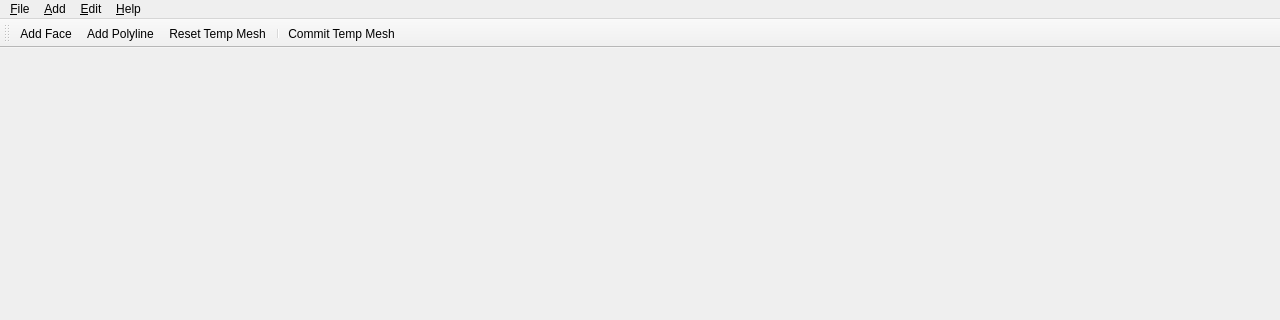
This is Application/QtFrontend/MainWindow.ui in tobyc11/Nome3 as Qt 5 draws it before an edit; both pictures show x 0 to 1280 and y 0 to 320 of the 1280 by 720 pixel window. The edited form follows.
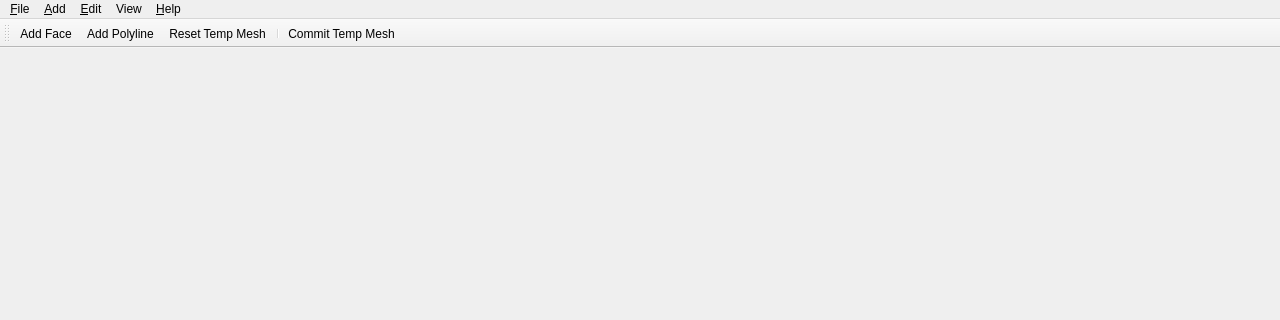
This is the edited form.

Commit message: Add Scene Tree View

Diff of the .ui file:
```diff
--- a/Application/QtFrontend/MainWindow.ui
+++ b/Application/QtFrontend/MainWindow.ui
@@ -55,9 +55,15 @@
     <addaction name="actionResetTempMesh"/>
     <addaction name="actionCommitTempMesh"/>
    </widget>
+   <widget class="QMenu" name="menuView">
+    <property name="title">
+     <string>View</string>
+    </property>
+   </widget>
    <addaction name="menuFile"/>
    <addaction name="menuAdd"/>
    <addaction name="menuEdit"/>
+   <addaction name="menuView"/>
    <addaction name="menuHelp"/>
   </widget>
   <widget class="QStatusBar" name="statusbar"/>
```
Lines whose indentation alone changed are shown as unchanged. The commit also changes 5 other files.
